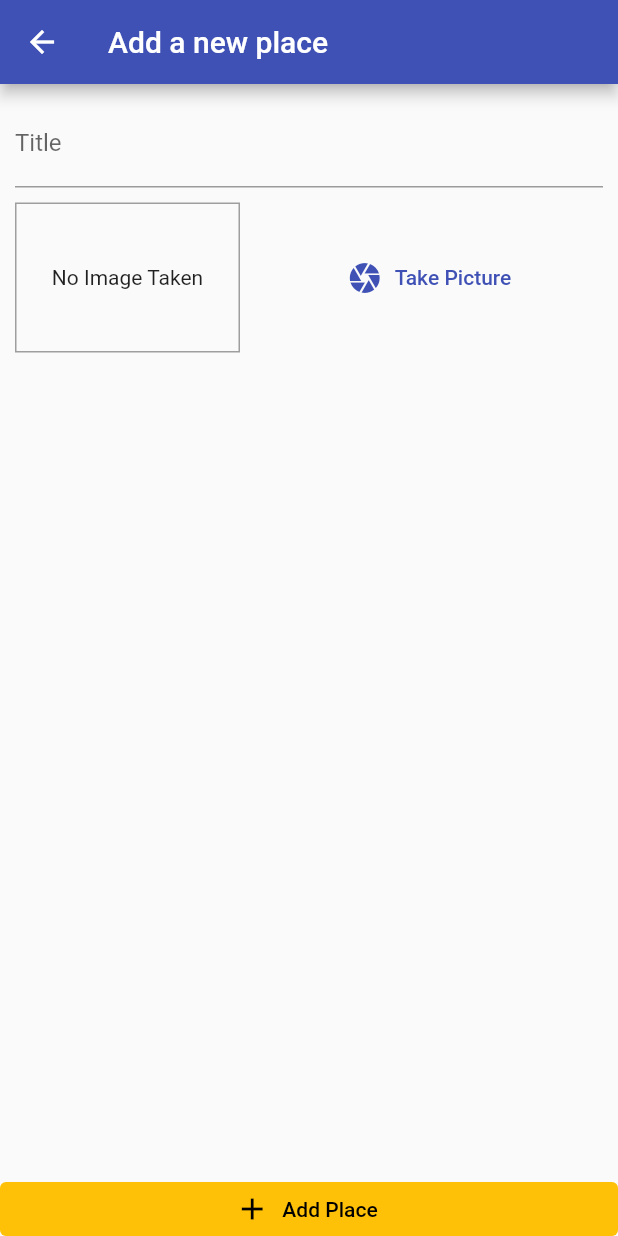
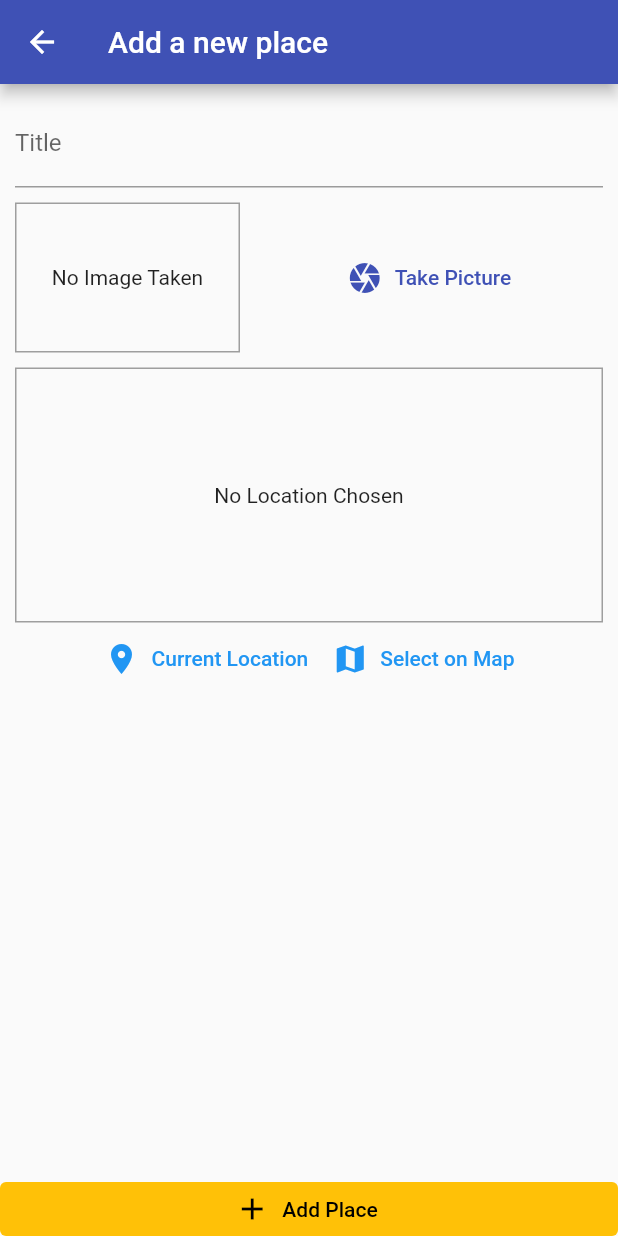
Before and after one commit to prashtomer-flutter/flutter-great-places, a Flutter app: the AddPlaceScreen screen opened by its route, on a phone screen of 412 x 824 dp. Run offline on Flutter 3.47's test engine with Material 2 defaults, Android fonts, the phone set to English and light mode, and no system bars; our stand-ins replace image_picker, sqflite; accounts and stored records are empty.

Commit message:
add location preview section on add place screen with android and ios permissions

```diff
--- a/lib/screens/add_place_screen.dart
+++ b/lib/screens/add_place_screen.dart
@@ -1,6 +1,7 @@
 import 'dart:io';
 
 import 'package:flutter/material.dart';
+import '../widgets/location_input.dart';
 import '../providers/great_places.dart';
 import 'package:provider/provider.dart';
 import '../widgets/image_input.dart';
@@ -53,6 +54,8 @@ class _AddPlaceScreenState extends State<AddPlaceScreen> {
                     ),
                     SizedBox(height: 10),
                     ImageInput(_selectImage),
+                    SizedBox(height: 10),
+                    LocationInput(),
                   ],
                 ),
               ),
--- /dev/null
+++ b/lib/widgets/location_input.dart
@@ -0,0 +1,60 @@
+import 'package:flutter/material.dart';
+
+class LocationInput extends StatefulWidget {
+  @override
+  State<LocationInput> createState() => _LocationInputState();
+}
+
+class _LocationInputState extends State<LocationInput> {
+  String _previewImageUrl;
+
+  @override
+  Widget build(BuildContext context) {
+    return Column(
+      children: <Widget>[
+        Container(
+          height: 170,
+          width: double.infinity,
+          alignment: Alignment.center,
+          decoration: BoxDecoration(
+            border: Border.all(
+              width: 1,
+              color: Colors.grey,
+            ),
+          ),
+          child: _previewImageUrl == null
+              ? Text(
+                  'No Location Chosen',
+                  textAlign: TextAlign.center,
+                )
+              : Image.network(
+                  _previewImageUrl,
+                  fit: BoxFit.cover,
+                  width: double.infinity,
+                ),
+        ),
+        Row(
+          mainAxisAlignment: MainAxisAlignment.center,
+          children: <Widget>[
+            TextButton.icon(
+              onPressed: () {},
+              icon: Icon(Icons.location_on),
+              label: Text('Current Location'),
+              style: TextButton.styleFrom(
+                foregroundColor: Theme.of(context).primaryColor,
+              ),
+            ),
+            TextButton.icon(
+              onPressed: () {},
+              icon: Icon(Icons.map),
+              label: Text('Select on Map'),
+              style: TextButton.styleFrom(
+                foregroundColor: Theme.of(context).primaryColor,
+              ),
+            )
+          ],
+        )
+      ],
+    );
+  }
+}
--- a/pubspec.yaml
+++ b/pubspec.yaml
@@ -28,6 +28,7 @@ dependencies:
   path_provider: ^2.0.11
   path: ^1.8.2
   sqflite: ^2.2.1
+  location: ^4.4.0
 
 
   # The following adds the Cupertino Icons font to your application.
```
Also changed, not shown: pubspec.lock, 3 other files.
